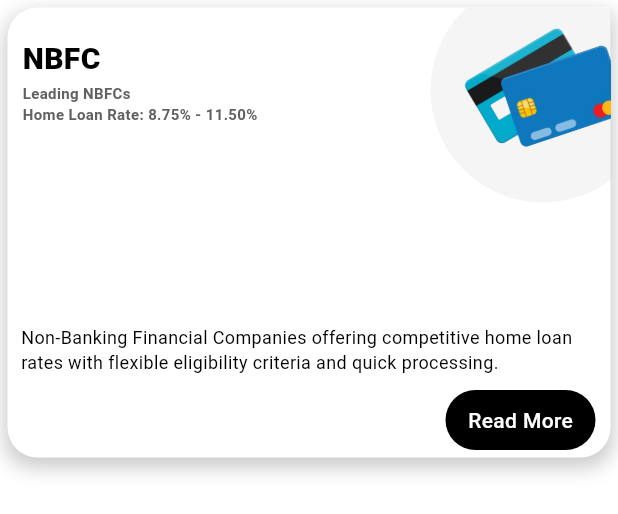
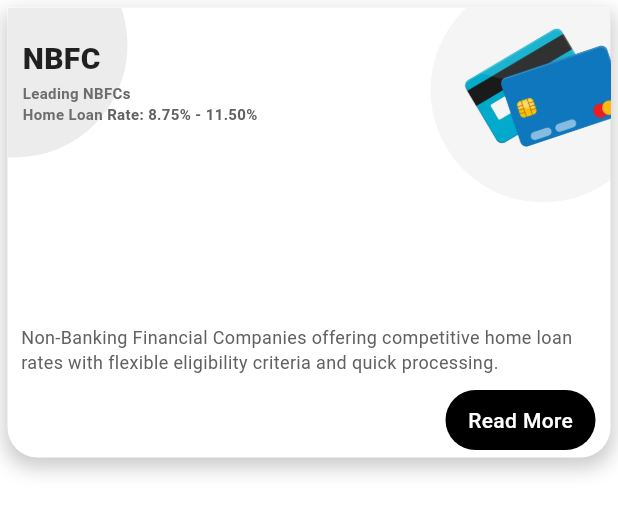
Before and after one commit to prayasjadaun/HousyPoint, a Flutter app: the BanksCustomContainer widget shown alone on an empty page, opened directly, on a phone screen of 412 x 824 dp. Shown: the top 514 px of the screen. Run offline on Flutter 3.47's test engine with Material 3 defaults, Android fonts, the light colour scheme and no system bars; our stand-ins replace country_picker, fl_chart, flutter_spinkit, google_fonts, google_nav_bar, introduction_screen and 1 more; missing offline and left inert: insta_image_viewer.

Commit message:
Add changes in home loan screen

```diff
--- a/housy_point/lib/views/screens/homeLoanScreen/home_loan_screen.dart
+++ b/housy_point/lib/views/screens/homeLoanScreen/home_loan_screen.dart
@@ -837,7 +837,7 @@ class BanksCustomContainer extends StatelessWidget {
         color: Colors.white,
         borderRadius: BorderRadius.only(
             topRight: Radius.circular(0),
-            topLeft: Radius.circular(20),
+            // topLeft: Radius.circular(20),
             bottomLeft: Radius.circular(20),
             bottomRight: Radius.circular(20)),
         boxShadow: [
@@ -887,6 +887,20 @@ class BanksCustomContainer extends StatelessWidget {
                   child: Image.asset(iconImage, fit: BoxFit.cover,),
             ),
           ),
+          // Top Left Container
+           Positioned(
+            top: -60,
+            left: -70,
+            child: Container(
+              height: 170,
+              width: width,
+              decoration: BoxDecoration(
+                  // borderRadius: BorderRadius.circular(20),
+                  shape: BoxShape.circle,
+                  color: Colors.grey.withOpacity(0.2)),
+                  // child: Image.asset(iconImage, fit: BoxFit.cover,),
+            ),
+          ),
 
 
           // Content Text Container--------
@@ -906,7 +920,7 @@ class BanksCustomContainer extends StatelessWidget {
                   Text(
                     contentText,
                     style: TextStyle(
-                        color: Colors.black,
+                        color: Colors.grey.shade700,
                         fontWeight: FontWeight.w400,
                         fontSize: 12),
                   ),
--- a/housy_point/lib/views/screens/homeLoanScreen/loan_calculator.dart
+++ b/housy_point/lib/views/screens/homeLoanScreen/loan_calculator.dart
@@ -77,8 +77,9 @@ class _LoanCalculatorState extends State<LoanCalculator> {
                 Text(
                   'Home Loan Calculator',
                   style: Theme.of(context).textTheme.headlineMedium?.copyWith(
-                        color: Colors.blue[900],
-                        fontWeight: FontWeight.bold,
+                        color: Colors.black,
+                        fontWeight: FontWeight.w900,
+                        fontSize: 22
                       ),
                 ),
                 const SizedBox(height: 8),
```
